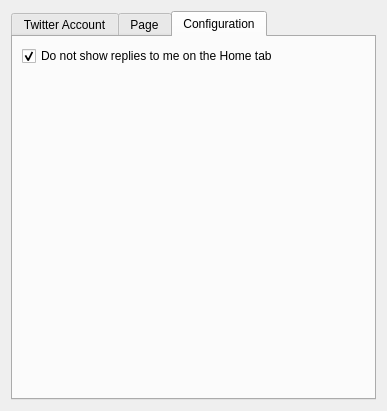
This is microblogs/twitter/twittereditaccount_base.ui in KDE/choqok as Qt 5 draws it before an edit. The edited form follows.
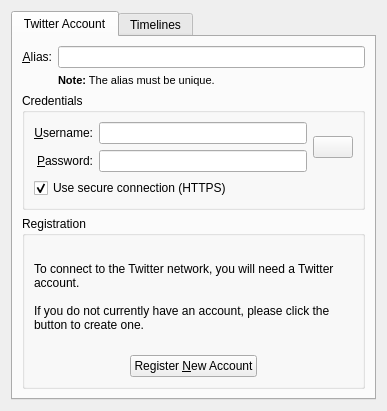
This is the edited form. The open tabs and pages were chosen to show the change. Custom widgets are drawn as their Qt base class.

Commit message: Timeline selection config page enabled in Twitter edit account! FEATURE:216962 was implemented with revision 1078218! Having Favorite tab in Twitter, and Identica I was forgot to mark it, and my connection does not support to open it's page :(

The edit to the form file:
```diff
--- a/microblogs/twitter/twittereditaccount_base.ui
+++ b/microblogs/twitter/twittereditaccount_base.ui
@@ -237,7 +237,7 @@
      </widget>
      <widget class="QWidget" name="tabTimelines">
       <attribute name="title">
-       <string>Page</string>
+       <string>Timelines</string>
       </attribute>
       <layout class="QVBoxLayout" name="verticalLayout_4">
        <item>
@@ -256,36 +256,6 @@
        </item>
       </layout>
      </widget>
-     <widget class="QWidget" name="tabConf">
-      <attribute name="title">
-       <string>Configuration</string>
-      </attribute>
-      <layout class="QVBoxLayout" name="verticalLayout_2">
-       <item>
-        <widget class="QCheckBox" name="kcfg_doNotShowRepliesOnHome">
-         <property name="text">
-          <string>Do not show replies to me on the Home tab</string>
-         </property>
-         <property name="checked">
-          <bool>true</bool>
-         </property>
-        </widget>
-       </item>
-       <item>
-        <spacer name="verticalSpacer">
-         <property name="orientation">
-          <enum>Qt::Vertical</enum>
-         </property>
-         <property name="sizeHint" stdset="0">
-          <size>
-           <width>20</width>
-           <height>40</height>
-          </size>
-         </property>
-        </spacer>
-       </item>
-      </layout>
-     </widget>
     </widget>
    </item>
   </layout>
```
Left out of the diff: 1 changed line with no effect on the pictures. The commit also changes 4 other files.
